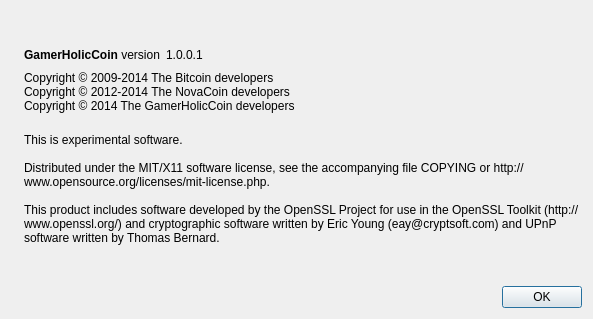
Above: src/qt/forms/aboutdialog.ui from alexandria-io/GamerHolicCoin before the change. Below: the same form after it.
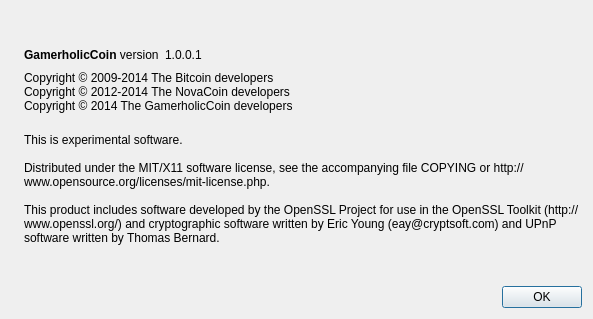
That is the form after the change. Icons and pictures are not drawn.

Commit message: Rename GamerHolicCoin to GamerholicCoin

The edit to the form file:
```diff
--- a/src/qt/forms/aboutdialog.ui
+++ b/src/qt/forms/aboutdialog.ui
@@ -50,7 +50,7 @@
           <cursorShape>IBeamCursor</cursorShape>
          </property>
          <property name="text">
-          <string>&lt;b&gt;GamerHolicCoin&lt;/b&gt; version</string>
+          <string>&lt;b&gt;GamerholicCoin&lt;/b&gt; version</string>
          </property>
          <property name="textInteractionFlags">
           <set>Qt::LinksAccessibleByMouse|Qt::TextSelectableByKeyboard|Qt::TextSelectableByMouse</set>
@@ -93,7 +93,7 @@
        <property name="text">
         <string>Copyright © 2009-2014 The Bitcoin developers
 Copyright © 2012-2014 The NovaCoin developers
-Copyright © 2014 The GamerHolicCoin developers</string>
+Copyright © 2014 The GamerholicCoin developers</string>
        </property>
        <property name="textInteractionFlags">
         <set>Qt::LinksAccessibleByMouse|Qt::TextSelectableByKeyboard|Qt::TextSelectableByMouse</set>
```
Left out of the diff: 2 changed lines with no effect on the pictures. The commit also changes 105 other files.
